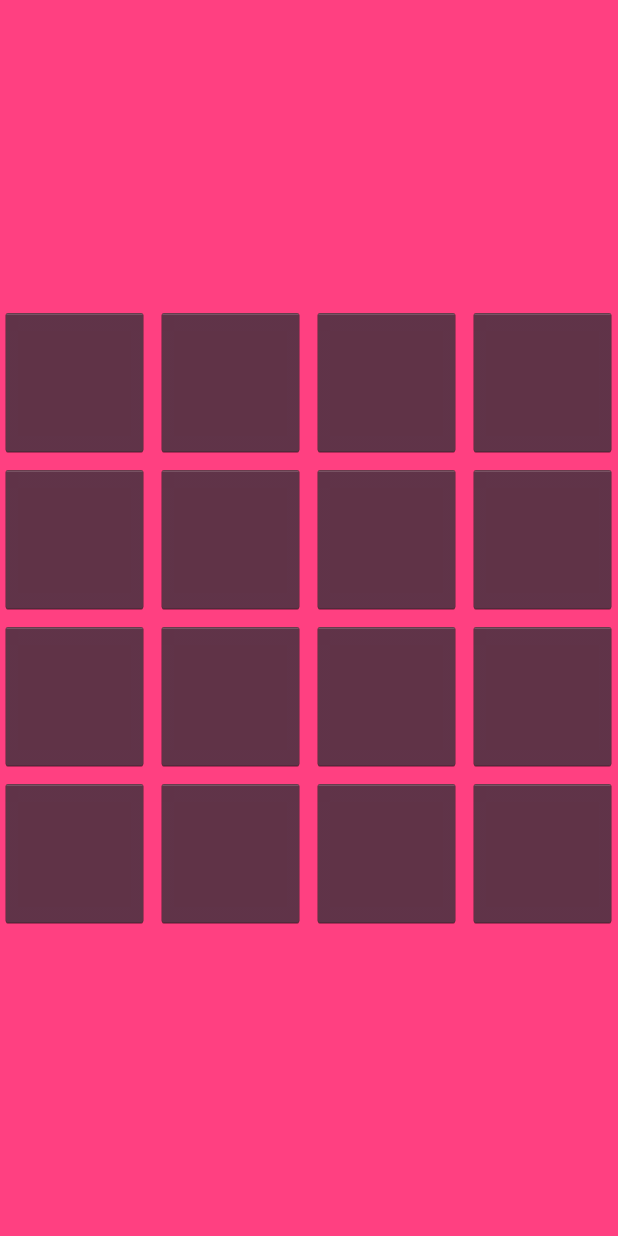
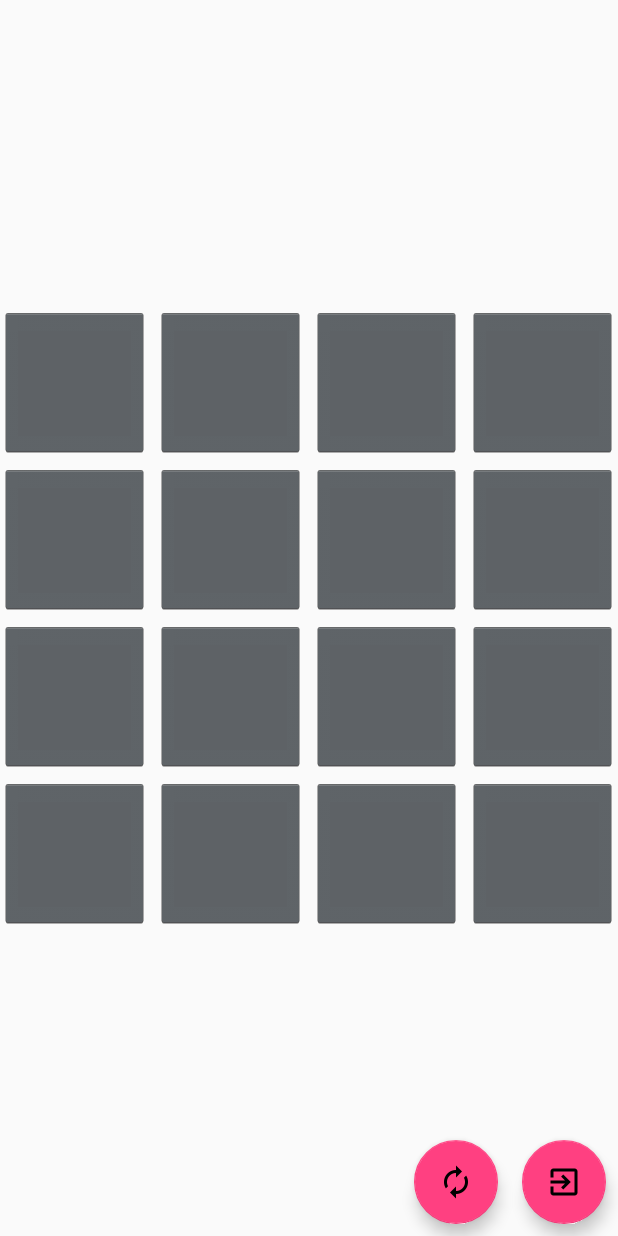
Before and after one commit to uncopyrightedapps/games-memory-wod, an Android app: the screen it shows after launch (PlayGameActivity), on a phone screen of 412 x 824 dp. Run offline under Robolectric (Android 15) with nearby library versions, the light colour scheme and no system bars.

Commit message:
Game restart and exit support

```diff
--- a/app/build.gradle
+++ b/app/build.gradle
@@ -26,5 +26,6 @@
     })
     compile 'com.android.support:appcompat-v7:25.1.1'
     compile 'com.android.support:support-v4:25.1.1'
+    compile 'com.android.support:design:25.1.1'
     testCompile 'junit:junit:4.12'
 }
--- a/app/src/main/java/org/uncopyrightedapps/games/memory_wod/PieceAdapter.java
+++ b/app/src/main/java/org/uncopyrightedapps/games/memory_wod/PieceAdapter.java
@@ -8,7 +8,6 @@
 import android.view.ViewGroup;
 import android.widget.BaseAdapter;
 import android.widget.TextView;
-import android.widget.Toast;
 
 import org.uncopyrightedapps.games.memory_wod.engine.GameEngine;
 import org.uncopyrightedapps.games.memory_wod.engine.Piece;
@@ -61,6 +60,11 @@
             textView.setOnClickListener(new PieceOnClickListener(mEngine, position));
         } else {
             pieceView = convertView;
+
+            Piece piece = (Piece) getItem(position);
+
+            TextView textView = (TextView) pieceView.findViewById(R.id.pieceText);
+            textView.setText(getPieceText(piece));
         }
         return pieceView;
     }
--- a/app/src/main/java/org/uncopyrightedapps/games/memory_wod/PlayGameActivity.java
+++ b/app/src/main/java/org/uncopyrightedapps/games/memory_wod/PlayGameActivity.java
@@ -1,6 +1,7 @@
 package org.uncopyrightedapps.games.memory_wod;
 
 import android.os.Bundle;
+import android.support.design.widget.FloatingActionButton;
 import android.support.v7.app.ActionBar;
 import android.support.v7.app.AppCompatActivity;
 import android.view.View;
@@ -26,12 +27,29 @@
         gridview = (GridView) findViewById(R.id.gridview);
         gridview.setNumColumns(mEngine.colCount());
 
-        PieceAdapter adapter = new PieceAdapter(this.getApplicationContext(), mEngine);
+        final PieceAdapter adapter = new PieceAdapter(this.getApplicationContext(), mEngine);
         gridview.setAdapter(adapter);
-
         gridview.setOnItemClickListener(new AdapterView.OnItemClickListener() {
             public void onItemClick(AdapterView<?> parent, View v, int position, long id) {
                 Toast.makeText(PlayGameActivity.this, "" + position, Toast.LENGTH_SHORT).show();
+            }
+        });
+
+        FloatingActionButton exitButton = (FloatingActionButton) findViewById(R.id.exitButton);
+        FloatingActionButton restartButton = (FloatingActionButton) findViewById(R.id.restartButton);
+
+        exitButton.setOnClickListener(new View.OnClickListener() {
+            @Override
+            public void onClick(View v) {
+                finish();
+            }
+        });
+
+        restartButton.setOnClickListener(new View.OnClickListener() {
+            @Override
+            public void onClick(View v) {
+                mEngine.reset();
+                adapter.notifyDataSetChanged();
             }
         });
     }
--- a/app/src/main/java/org/uncopyrightedapps/games/memory_wod/engine/Piece.java
+++ b/app/src/main/java/org/uncopyrightedapps/games/memory_wod/engine/Piece.java
@@ -47,4 +47,8 @@
 
         return pieceNumber == piece.pieceNumber;
     }
+
+    public void reset() {
+        flipped = false;
+    }
 }
--- a/app/src/main/res/layout/activity_play_game.xml
+++ b/app/src/main/res/layout/activity_play_game.xml
@@ -2,7 +2,6 @@
     xmlns:tools="http://schemas.android.com/tools"
     android:layout_width="match_parent"
     android:layout_height="match_parent"
-    android:background="@color/colorAccent"
     tools:context="org.uncopyrightedapps.games.memory_wod.PlayGameActivity">
 
     <GridView xmlns:android="http://schemas.android.com/apk/res/android"
@@ -17,4 +16,25 @@
         android:layout_centerVertical="true"
         android:layout_centerHorizontal="true"
         />
+
+    <android.support.design.widget.FloatingActionButton
+        android:layout_width="wrap_content"
+        android:layout_height="wrap_content"
+        android:layout_alignParentBottom="true"
+        android:layout_alignParentRight="true"
+        android:layout_margin="8dp"
+        android:clickable="true"
+        android:id="@+id/exitButton"
+        android:src="@drawable/ic_exit_to_app_black_24dp" />
+
+    <android.support.design.widget.FloatingActionButton
+        android:layout_width="wrap_content"
+        android:layout_height="wrap_content"
+        android:layout_alignParentBottom="true"
+        android:layout_margin="8dp"
+        android:id="@+id/restartButton"
+        android:layout_toStartOf="@id/exitButton"
+        android:clickable="true"
+        android:src="@drawable/ic_autorenew_black_24dp" />
+
 </RelativeLayout>
--- a/app/src/main/res/values/styles.xml
+++ b/app/src/main/res/values/styles.xml
@@ -11,7 +11,6 @@
     <style name="FullscreenTheme" parent="AppTheme">
         <item name="android:actionBarStyle">@style/FullscreenActionBarStyle</item>
         <item name="android:windowActionBarOverlay">true</item>
-        <item name="android:windowBackground">@color/colorAccent</item>
         <item name="metaButtonBarStyle">?android:attr/buttonBarStyle</item>
         <item name="metaButtonBarButtonStyle">?android:attr/buttonBarButtonStyle</item>
     </style>
```
Also changed, not shown: app/src/main/java/org/uncopyrightedapps/games/memory_wod/engine/GameEngine.java (+9 -1 lines), app/src/main/res/drawable-hdpi/ic_autorenew_black_24dp.png (added), app/src/main/res/drawable-hdpi/ic_exit_to_app_black_24dp.png (added), app/src/main/res/drawable-mdpi/ic_autorenew_black_24dp.png (added), app/src/main/res/drawable-mdpi/ic_exit_to_app_black_24dp.png (added), app/src/main/res/drawable-xhdpi/ic_autorenew_black_24dp.png (added), app/src/main/res/drawable-xhdpi/ic_exit_to_app_black_24dp.png (added), app/src/main/res/drawable-xxhdpi/ic_autorenew_black_24dp.png (added), app/src/main/res/drawable-xxhdpi/ic_exit_to_app_black_24dp.png (added), app/src/main/res/mipmap-xxxhdpi/ic_autorenew_black_24dp.png (added), app/src/main/res/mipmap-xxxhdpi/ic_exit_to_app_black_24dp.png (added).
